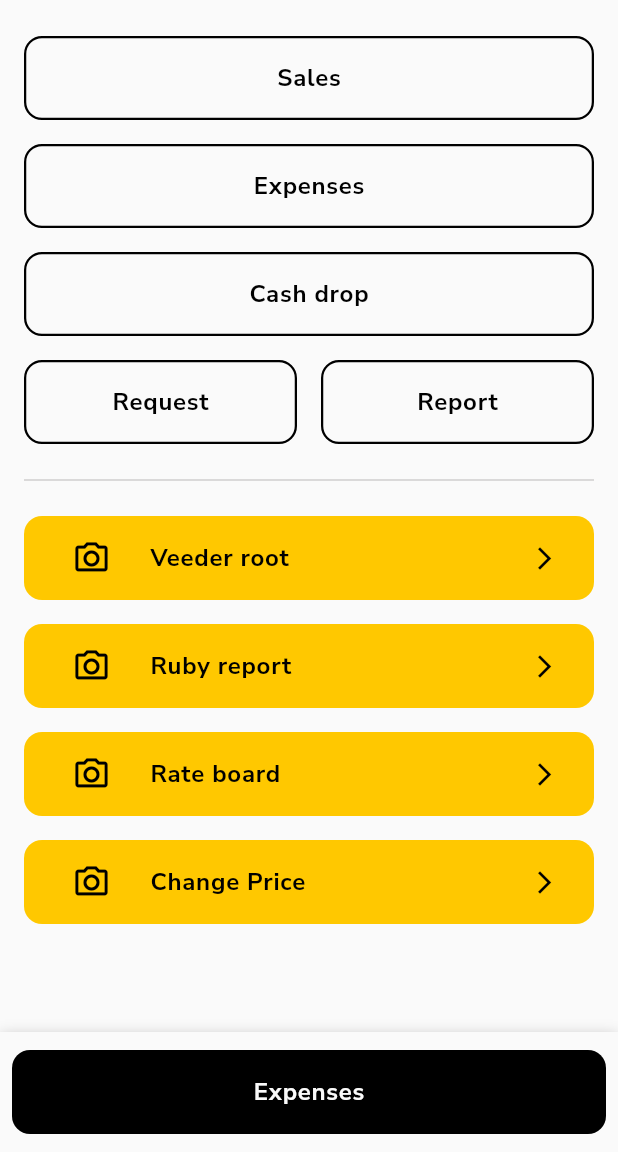
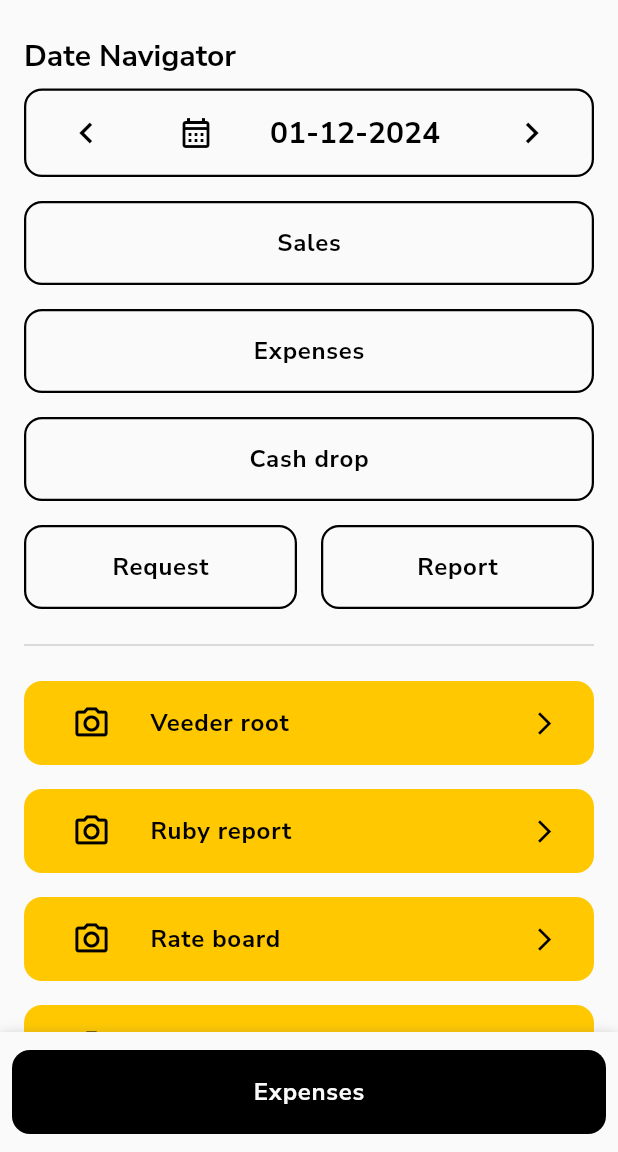
Before and after one commit to ranadeepmedagone/gashopper, a Flutter app: the HomeScreen screen opened directly, on a phone screen of 412 x 824 dp, the part 84-1236 px from its top. Run offline on Flutter 3.47's test engine with Material 3 defaults, Android fonts, the phone set to English and light mode, and no system bars; our stand-ins replace cached_network_image, dio, flutter_svg, get, google_fonts, intl_phone_field; missing offline and left inert: mobile_scanner.

Commit message:
Added date navigator

```diff
--- a/lib/app/core/theme/app_theme.dart
+++ b/lib/app/core/theme/app_theme.dart
@@ -71,4 +71,6 @@ class GashopperTheme {
   static const yellow3 = Color(0xFFFEDC00);
 
   static const grey1 = Color(0xFF6D6A6A);
+
+  static const red = Color(0xFFFB4C4C);
 }
--- a/lib/app/core/utils/widgets/custom_navbar.dart
+++ b/lib/app/core/utils/widgets/custom_navbar.dart
@@ -1,4 +1,3 @@
-
 import 'package:flutter/material.dart';
 import 'package:gashopper/app/core/utils/helpers.dart';
 import 'package:get/get.dart';
@@ -43,14 +42,13 @@ class NavDrawer extends StatelessWidget {
                 ),
               ),
             ),
-
             const Divider(
               color: GashopperTheme.grey1,
             ).ltrbPadding(0, 16, 0, 16),
-
             _buildDrawerItem('Home', Icons.home, () {
               Get.back();
             }),
+            _buildDrawerItem('Shift', Icons.work_history_outlined, () {}),
             _buildDrawerItem('Reports', Icons.edit_document, () {}),
             _buildDrawerItem('Request / Reports', Icons.business, () {}),
             _buildDrawerItem('Settings', Icons.settings, () {}),
@@ -85,7 +83,7 @@ Widget _buildDrawerItem(String title, IconData icon, Function()? onTap) {
                 color: GashopperTheme.black,
                 fontSize: 16,
                 fontWeight: FontWeight.w600,
-                letterSpacing: 0.4,
+                letterSpacing: 0.5,
               ),
             ),
           ],
--- a/lib/app/modules/home/home_screen.dart
+++ b/lib/app/modules/home/home_screen.dart
@@ -2,6 +2,8 @@ import 'package:flutter/material.dart';
 import 'package:gashopper/app/core/theme/app_theme.dart';
 import 'package:gashopper/app/core/utils/helpers.dart';
 import 'package:gashopper/app/core/utils/widgets/custom_elevation_button.dart';
+import 'package:get/get.dart';
+import 'package:intl/intl.dart';
 
 import '../../core/utils/widgets/custom_appbar.dart';
 import '../../core/utils/widgets/custom_navbar.dart';
@@ -59,6 +61,7 @@ class HomeScreen extends StatelessWidget {
           padding: const EdgeInsets.symmetric(horizontal: 16, vertical: 24),
           child: Column(
             children: [
+              const DateNavigator().ltrbPadding(0, 0, 0, 16),
               CustomElevatedButton(
                 title: 'Sales',
                 customBackgroundColor: GashopperTheme.appBackGrounColor,
@@ -188,3 +191,107 @@ class HomeScreen extends StatelessWidget {
     );
   }
 }
+
+class DateNavigator extends StatefulWidget {
+  const DateNavigator({super.key});
+
+  @override
+  State<DateNavigator> createState() => _DateNavigatorState();
+}
+
+class _DateNavigatorState extends State<DateNavigator> {
+  DateTime _selectedDate = DateTime.now();
+
+  bool isToday = false;
+
+  void _goToPreviousDay() {
+    setState(() {
+      _selectedDate = _selectedDate.subtract(const Duration(days: 1));
+      isToday = false;
+    });
+  }
+
+  void _goToNextDay() {
+    setState(() {
+      final DateTime today = DateTime.now();
+      final DateTime todayWithoutTime = DateTime(today.year, today.month, today.day);
+      final DateTime selectedDateWithoutTime =
+          DateTime(_selectedDate.year, _selectedDate.month, _selectedDate.day);
+
+      isToday = selectedDateWithoutTime.isAtSameMomentAs(todayWithoutTime);
+
+      if (isToday) {
+        return;
+      }
+
+      _selectedDate = _selectedDate.add(const Duration(days: 1));
+    });
+  }
+
+  @override
+  Widget build(BuildContext context) {
+    final textTheme = Get.textTheme;
+    return Column(
+      crossAxisAlignment: CrossAxisAlignment.start,
+      children: [
+        Text(
+          'Date Navigator',
+          style: GashopperTheme.fontWeightApplier(
+            FontWeight.w700,
+            textTheme.bodyMedium!.copyWith(
+              color: GashopperTheme.black,
+              fontSize: 20,
+            ),
+          ),
+        ),
+        const SizedBox(height: 8),
+        Container(
+          decoration: BoxDecoration(
+            border: Border.all(color: GashopperTheme.black, width: 1.5),
+            borderRadius: BorderRadius.circular(12),
+          ),
+          padding: const EdgeInsets.symmetric(horizontal: 16, vertical: 4),
+          child: Row(
+            mainAxisAlignment: MainAxisAlignment.spaceBetween,
+            children: [
+              IconButton(
+                icon: const Icon(
+                  Icons.keyboard_arrow_left_outlined,
+                  size: 28,
+                  color: GashopperTheme.black,
+                ),
+                onPressed: () {
+                  _goToPreviousDay();
+                },
+              ),
+              const Icon(
+                Icons.calendar_month_outlined,
+                color: GashopperTheme.black,
+              ),
+              Text(
+                DateFormat('dd-MM-yyyy').format(_selectedDate),
+                style: GashopperTheme.fontWeightApplier(
+                  FontWeight.w700,
+                  textTheme.bodyMedium!.copyWith(
+                    color: GashopperTheme.black,
+                    fontSize: 20,
+                  ),
+                ),
+              ),
+              IconButton(
+                icon: Icon(
+                  Icons.keyboard_arrow_right_outlined,
+                  size: 28,
+                  color: isToday ? GashopperTheme.grey1.withOpacity(0.4) : GashopperTheme.black,
+                ),
+                onPressed: () {
+                  if (!isToday) _goToNextDay();
+                },
+              ),
+            ],
+          ),
+        ),
+      ],
+    );
+  }
+}
```
